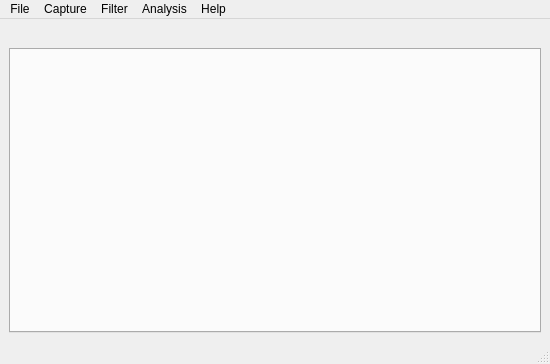
Before: the Qt Designer form NetworkCapture/ui/MainWindow.ui in jatin3893/NetCaPy, drawn with Qt 5.
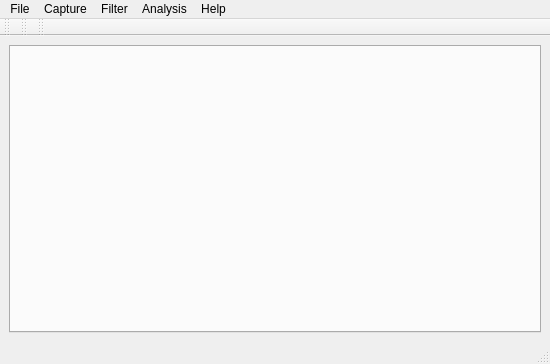
After: the same form once the commit is applied.

The edit to the form file:
```diff
--- a/NetworkCapture/ui/MainWindow.ui
+++ b/NetworkCapture/ui/MainWindow.ui
@@ -15,39 +15,6 @@
   </property>
   <widget class="QWidget" name="centralwidget">
    <layout class="QVBoxLayout" name="verticalLayout_2">
-    <item>
-     <layout class="QHBoxLayout" name="horizontalLayout_2">
-      <item>
-       <layout class="QHBoxLayout" name="toolBarCapture"/>
-      </item>
-      <item>
-       <layout class="QHBoxLayout" name="toolbarFilter">
-        <property name="spacing">
-         <number>5</number>
-        </property>
-        <property name="sizeConstraint">
-         <enum>QLayout::SetMaximumSize</enum>
-        </property>
-       </layout>
-      </item>
-      <item>
-       <spacer name="horizontalSpacer">
-        <property name="orientation">
-         <enum>Qt::Horizontal</enum>
-        </property>
-        <property name="sizeHint" stdset="0">
-         <size>
-          <width>40</width>
-          <height>20</height>
-         </size>
-        </property>
-       </spacer>
-      </item>
-      <item>
-       <layout class="QHBoxLayout" name="toolBarAnalysis"/>
-      </item>
-     </layout>
-    </item>
     <item>
      <layout class="QVBoxLayout" name="verticalLayout">
       <property name="spacing">
@@ -120,6 +87,39 @@
    <addaction name="menuHelp"/>
   </widget>
   <widget class="QStatusBar" name="statusbar"/>
+  <widget class="QToolBar" name="toolBarLiveCapture">
+   <property name="windowTitle">
+    <string>toolBar</string>
+   </property>
+   <attribute name="toolBarArea">
+    <enum>TopToolBarArea</enum>
+   </attribute>
+   <attribute name="toolBarBreak">
+    <bool>false</bool>
+   </attribute>
+  </widget>
+  <widget class="QToolBar" name="toolBarFile">
+   <property name="windowTitle">
+    <string>toolBar_2</string>
+   </property>
+   <attribute name="toolBarArea">
+    <enum>TopToolBarArea</enum>
+   </attribute>
+   <attribute name="toolBarBreak">
+    <bool>false</bool>
+   </attribute>
+  </widget>
+  <widget class="QToolBar" name="toolBarFilter">
+   <property name="windowTitle">
+    <string>toolBar_3</string>
+   </property>
+   <attribute name="toolBarArea">
+    <enum>TopToolBarArea</enum>
+   </attribute>
+   <attribute name="toolBarBreak">
+    <bool>false</bool>
+   </attribute>
+  </widget>
   <action name="actionLoad_Filter">
    <property name="text">
     <string>Load Filter</string>
```
